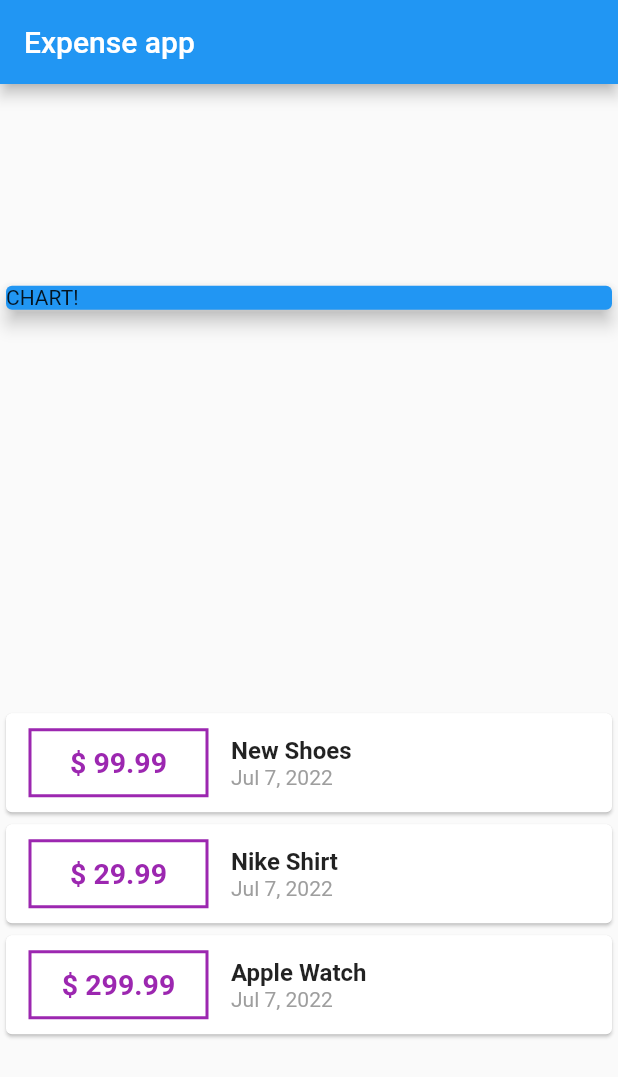
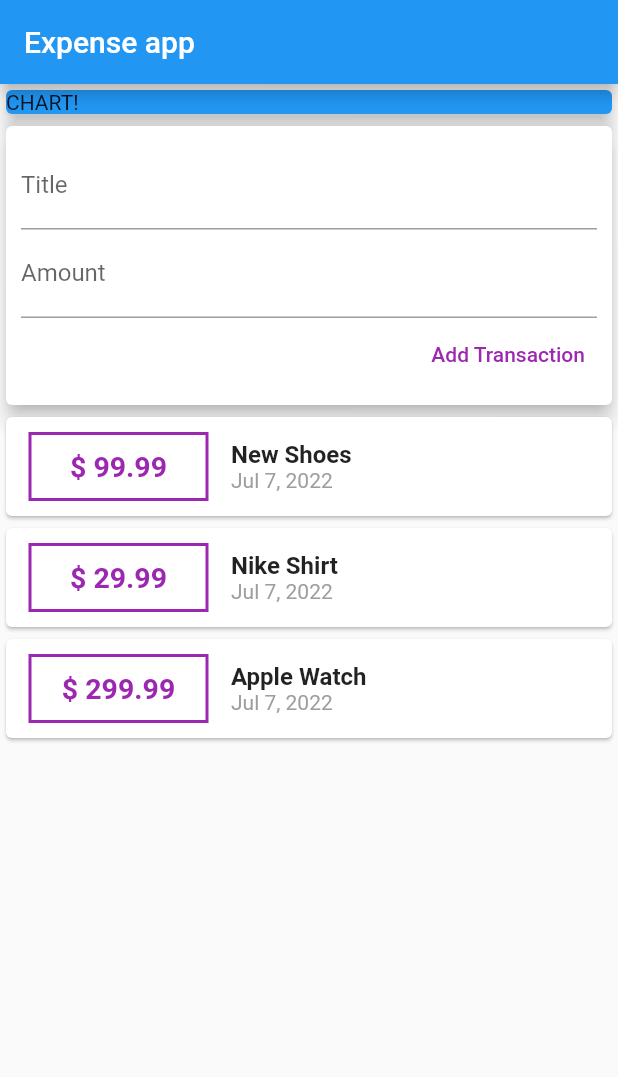
Before and after one commit to trlong357/expenses_app_flutter, a Flutter app: the screen it shows after launch, on a phone screen of 412 x 824 dp. Shown: the top 1077 px of the screen. Run offline on Flutter 3.47's test engine with Material 2 defaults, Android fonts, the phone set to English and light mode, and no system bars.

Commit message:
adding textfield

```diff
--- a/lib/main.dart
+++ b/lib/main.dart
@@ -47,7 +47,7 @@ class MyHomePage extends StatelessWidget {
         title: Text("Expense app"),
       ),
       body: Column(
-        mainAxisAlignment: MainAxisAlignment.spaceAround,
+        mainAxisAlignment: MainAxisAlignment.start,
         crossAxisAlignment: CrossAxisAlignment.stretch,
         children: <Widget>[
           Container(
@@ -56,6 +56,32 @@ class MyHomePage extends StatelessWidget {
               color: Colors.blue,
               child: Text("CHART!"),
               elevation: 5,
+            ),
+          ),
+          Card(
+            elevation: 5,
+            child: Container(
+              padding: const EdgeInsets.all(10),
+              child: Column(
+                crossAxisAlignment: CrossAxisAlignment.end,
+                children: <Widget>[
+                  TextField(
+                    decoration: InputDecoration(labelText: "Title"),
+                  ),
+                  TextField(
+                    decoration: InputDecoration(labelText: "Amount"),
+                  ),
+                  TextButton(
+                    onPressed: () {
+                      print("pressed");
+                    },
+                    child: Text(
+                      "Add Transaction",
+                      style: TextStyle(color: Colors.purple),
+                    ),
+                  )
+                ],
+              ),
             ),
           ),
           Column(
```
